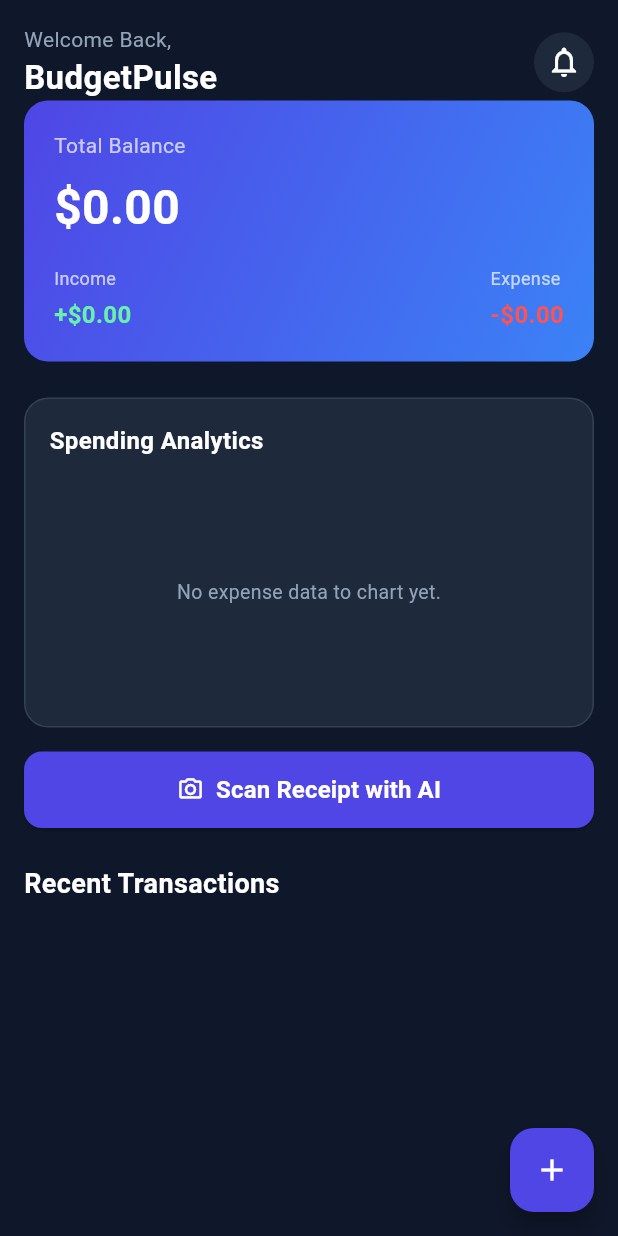
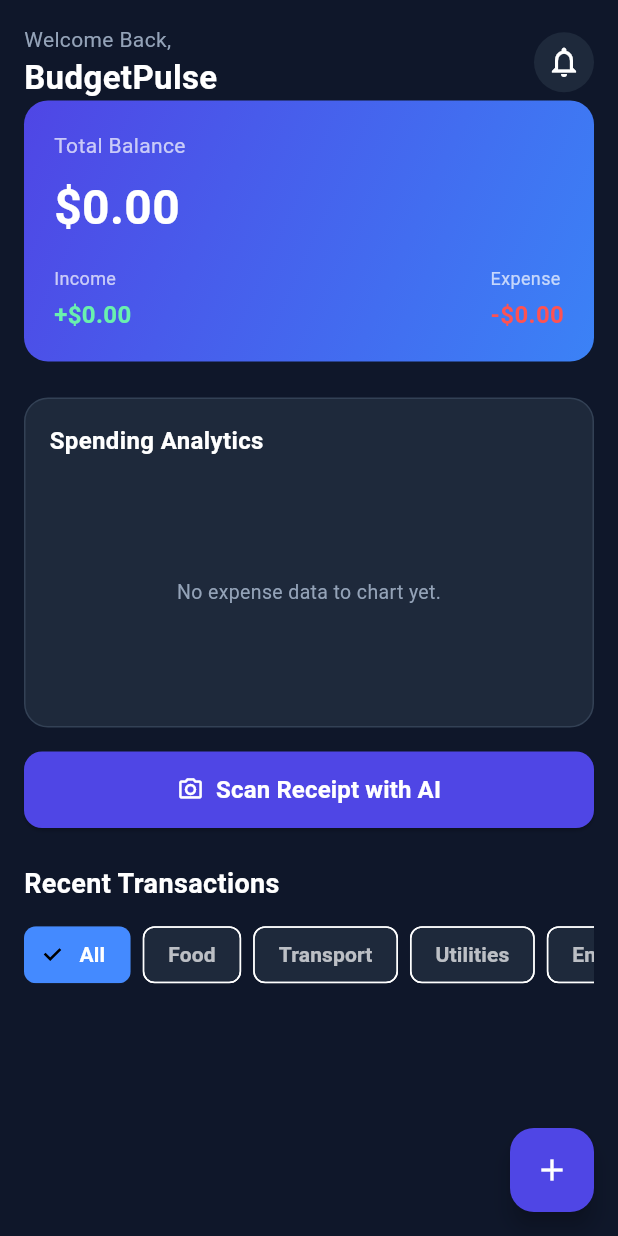
Before and after one commit to aqsakhan22/ai_flutter_budget_pulse, a Flutter app: the screen it shows after launch, on a phone screen of 412 x 824 dp. Run offline on Flutter 3.47's test engine with Material 3 defaults, Android fonts, the phone set to English and light mode, and no system bars; our stand-ins replace fl_chart, flutter_dotenv, flutter_riverpod, go_router, google_generative_ai, hive and 2 more; accounts and stored records are empty.

Commit message:
feat(ui): add interactive category filter chips and dynamic dashboard analytics

```diff
--- a/lib/core/features/transactions/presentation/screens/dashboard_screen.dart
+++ b/lib/core/features/transactions/presentation/screens/dashboard_screen.dart
@@ -21,6 +21,10 @@ class DashboardScreen extends ConsumerWidget{
         .where((t) => t.isExpense)
         .fold(0.0, (sum, t) => sum + t.amount);
     double netBalance = totalIncome - totalExpense;
+
+    // Inside your DashboardScreen build method:
+const categories = ['All', 'Food', 'Transport', 'Utilities', 'Entertainment', 'Shopping'];
+final selectedCategory = ref.watch(selectedCategoryProvider);
 
 
 
@@ -194,7 +198,36 @@ const SizedBox(height: 24),
                 ),
               ),
               const SizedBox(height: 12),
+// Horizontal Filter Chips
+SizedBox(
+  height: 45,
+  child: ListView.builder(
+    scrollDirection: Axis.horizontal,
+    itemCount: categories.length,
+    itemBuilder: (context, index) {
+      final cat = categories[index];
+      final isSelected = (cat == 'All' && selectedCategory == null) || (selectedCategory == cat);
 
+      return Padding(
+        padding: const EdgeInsets.only(right: 8.0),
+        child: ChoiceChip(
+          label: Text(cat),
+          selected: isSelected,
+          selectedColor: Colors.blueAccent,
+          backgroundColor: const Color(0xFF1E293B),
+          labelStyle: TextStyle(
+            color: isSelected ? Colors.white : Colors.white70,
+            fontWeight: FontWeight.w600,
+          ),
+          onSelected: (_) {
+            ref.read(selectedCategoryProvider.notifier).state = (cat == 'All') ? null : cat;
+          },
+        ),
+      );
+    },
+  ),
+),
+const SizedBox(height: 16),
               ListView.builder(
                   shrinkWrap: true,
                   physics: const NeverScrollableScrollPhysics(),
```
Also changed, not shown: lib/core/features/transactions/presentation/providers/transaction_provider.dart (+17 -0 lines).
